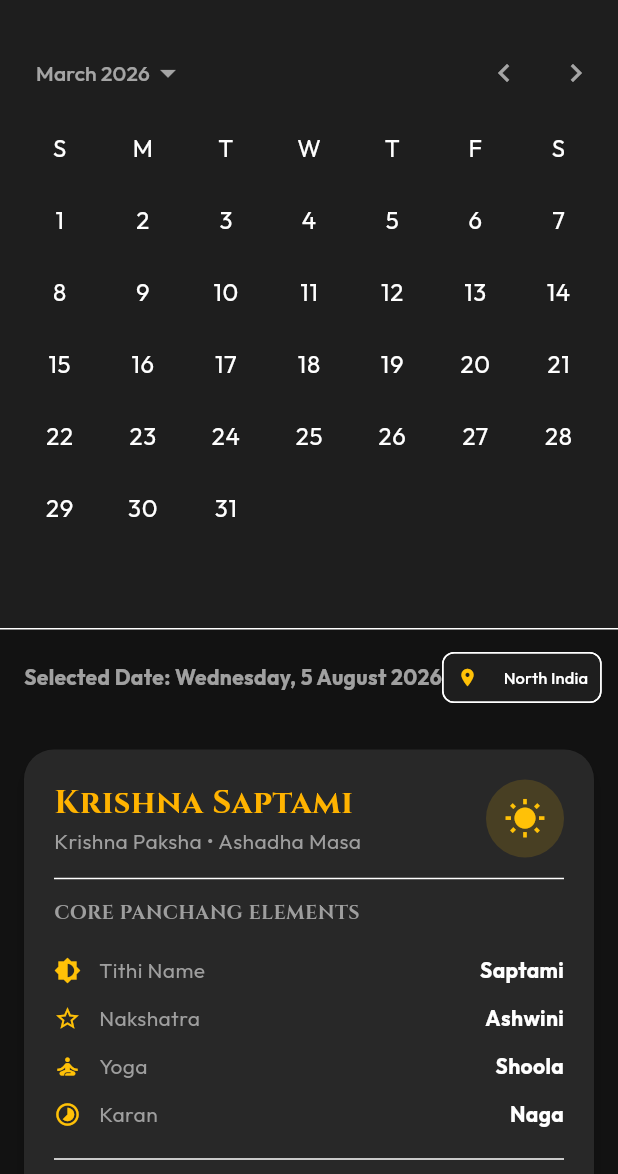
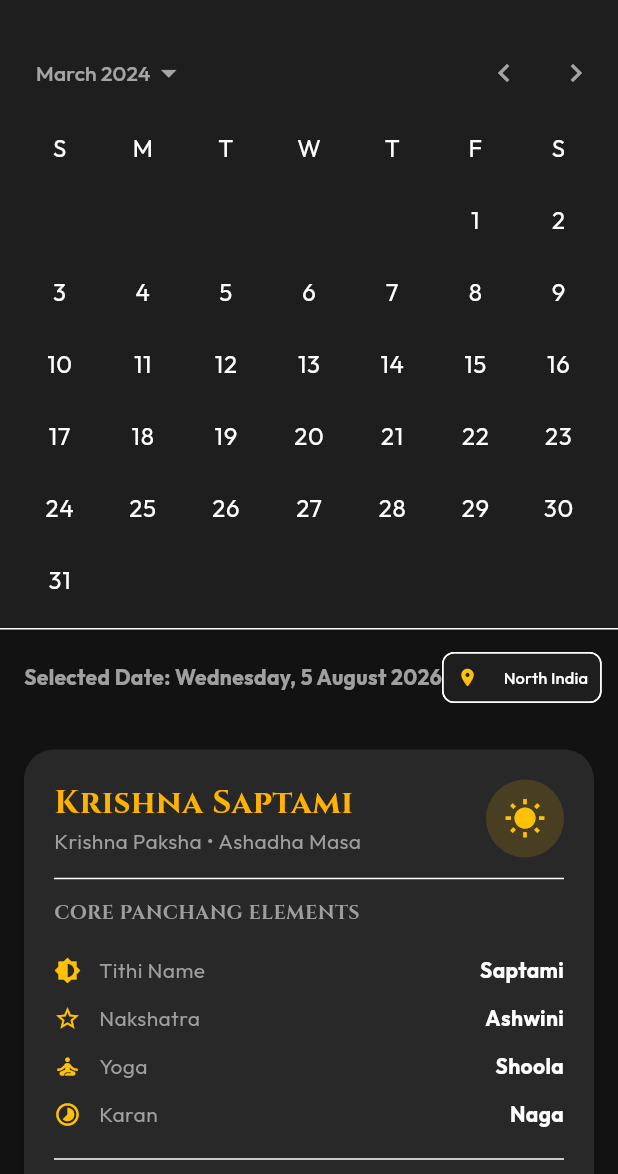
Before and after one commit to gangasagar5928/Dharma-Daily, a Flutter app: the CalendarScreen screen opened directly, swiped to page 3, on a phone screen of 412 x 824 dp, the part 62-1236 px from its top. Run offline on Flutter 3.47's test engine with Material 3 defaults, Android fonts, the phone set to English and light mode, and no system bars; our stand-ins replace google_fonts, shared_preferences; missing offline and left inert: flutter_pdfview; accounts and stored records are empty.

Commit message:
fix: resolve all audit issues (async I/O, compute JSON parsing, prefs notifications, drawer nav, calendar bounds)

```diff
--- a/lib/data/prefs_service.dart
+++ b/lib/data/prefs_service.dart
@@ -46,4 +46,18 @@ class PrefsService {
   static bool isFavoriteTradition(String id) {
     return favoriteTraditions.contains(id);
   }
+
+  // Notification Preferences
+  static bool get panchangAlert => _prefs.getBool('panchang_alert') ?? true;
+  static Future<void> setPanchangAlert(bool value) async => await _prefs.setBool('panchang_alert', value);
+
+  static bool get shlokaAlert => _prefs.getBool('shloka_alert') ?? true;
+  static Future<void> setShlokaAlert(bool value) async => await _prefs.setBool('shloka_alert', value);
+
+  static bool get festivalAlert => _prefs.getBool('festival_alert') ?? true;
+  static Future<void> setFestivalAlert(bool value) async => await _prefs.setBool('festival_alert', value);
+
+  // Theme Preference (0: System, 1: Dark, 2: Light)
+  static int get themeModeIndex => _prefs.getInt('theme_mode') ?? 1; // Default Dark
+  static Future<void> setThemeModeIndex(int index) async => await _prefs.setInt('theme_mode', index);
 }
--- a/lib/screens/calendar_screen.dart
+++ b/lib/screens/calendar_screen.dart
@@ -19,14 +19,7 @@ class _CalendarScreenState extends State<CalendarScreen> {
   @override
   void initState() {
     super.initState();
-    final now = DateTime.now();
-    final start = DateTime(2026, 1, 1);
-    final end = DateTime(2026, 12, 31);
-    if (now.isAfter(start) && now.isBefore(end)) {
-      _selectedDate = DateTime(now.year, now.month, now.day);
-    } else {
-      _selectedDate = start;
-    }
+    _selectedDate = DateTime.now();
     _selectedRegion = PrefsService.region;
   }
 
@@ -65,8 +58,8 @@ class _CalendarScreenState extends State<CalendarScreen> {
               padding: const EdgeInsets.symmetric(vertical: 8),
               child: CalendarDatePicker(
                 initialDate: _selectedDate,
-                firstDate: DateTime(2026, 1, 1),
-                lastDate: DateTime(2026, 12, 31),
+                firstDate: DateTime(2024, 1, 1),
+                lastDate: DateTime(2030, 12, 31),
                 onDateChanged: (date) {
                   setState(() => _selectedDate = date);
                 },
@@ -97,9 +90,27 @@ class _CalendarScreenState extends State<CalendarScreen> {
             if (panchang != null)
               _FullPanchangExpander(panchang: panchang)
             else
-              const Padding(
-                padding: EdgeInsets.all(32.0),
-                child: Text('No Panchang data available for selected date.'),
+              Card(
+                margin: const EdgeInsets.all(16),
+                child: Padding(
+                  padding: const EdgeInsets.all(24.0),
+                  child: Column(
+                    children: [
+                      const Icon(Icons.calendar_today, size: 48, color: Colors.amber),
+                      const SizedBox(height: 12),
+                      Text(
+                        'Panchang for ${DateFormat('d MMMM yyyy').format(_selectedDate)}',
+                        style: GoogleFonts.cinzel(fontSize: 16, fontWeight: FontWeight.bold),
+                      ),
+                      const SizedBox(height: 8),
+                      const Text(
+                        'Detailed ephemeris calculation for this date requires the upcoming year data pack.',
+                        textAlign: TextAlign.center,
+                        style: TextStyle(color: Colors.grey, fontSize: 13),
+                      ),
+                    ],
+                  ),
+                ),
               ),
           ],
         ),
@@ -148,7 +159,7 @@ class _FullPanchangExpander extends StatelessWidget {
                 Container(
                   padding: const EdgeInsets.all(12),
                   decoration: BoxDecoration(
-                    color: Colors.amber.withOpacity(0.15),
+                    color: Colors.amber.withValues(alpha: 0.15),
                     shape: BoxShape.circle,
                   ),
                   child: const Icon(Icons.wb_sunny, color: Colors.amber, size: 28),
@@ -161,7 +172,7 @@ class _FullPanchangExpander extends StatelessWidget {
               Wrap(
                 spacing: 8,
                 children: panchang.special.map((s) => Chip(
-                  backgroundColor: Colors.amber.withOpacity(0.2),
+                  backgroundColor: Colors.amber.withValues(alpha: 0.2),
                   label: Text(s, style: const TextStyle(color: Colors.amber, fontWeight: FontWeight.bold, fontSize: 12)),
                 )).toList(),
               ),
--- a/pubspec.yaml
+++ b/pubspec.yaml
@@ -19,7 +19,7 @@ publish_to: 'none' # Remove this line if you wish to publish to pub.dev
 version: 1.0.0+1
 
 environment:
-  sdk: ^3.12.2
+  sdk: '>=3.0.0 <4.0.0'
 
 # Dependencies specify other packages that your package needs in order to work.
 # To automatically upgrade your package dependencies to the latest versions
```
Also changed, not shown: lib/data/data_service.dart (+16 -6 lines), lib/main.dart (+50 -10 lines), lib/screens/detail_sheets.dart (+25 -8 lines), lib/screens/drive_pdf_screen.dart (+23 -9 lines), lib/screens/library_screen.dart (+35 -6 lines), pubspec.lock, 1 other file.
